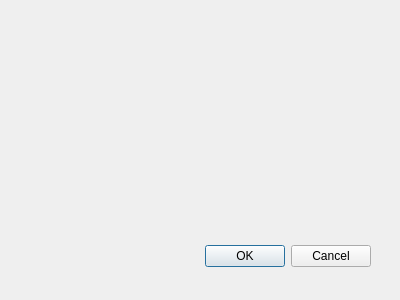
Above: kitupiikki/maaritys/avauseradlg.ui from artoh/kitupiikki before the change. Below: the same form after it.
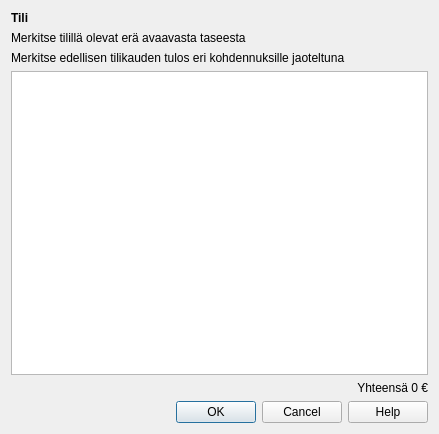
That is the form after the change.

Diff of the .ui file:
```diff
--- a/kitupiikki/maaritys/avauseradlg.ui
+++ b/kitupiikki/maaritys/avauseradlg.ui
@@ -8,29 +8,71 @@
    <rect>
     <x>0</x>
     <y>0</y>
-    <width>400</width>
-    <height>300</height>
+    <width>439</width>
+    <height>434</height>
    </rect>
   </property>
   <property name="windowTitle">
    <string>Dialog</string>
   </property>
-  <widget class="QDialogButtonBox" name="buttonBox">
-   <property name="geometry">
-    <rect>
-     <x>30</x>
-     <y>240</y>
-     <width>341</width>
-     <height>32</height>
-    </rect>
-   </property>
-   <property name="orientation">
-    <enum>Qt::Horizontal</enum>
-   </property>
-   <property name="standardButtons">
-    <set>QDialogButtonBox::Cancel|QDialogButtonBox::Ok</set>
-   </property>
-  </widget>
+  <layout class="QVBoxLayout" name="verticalLayout">
+   <item>
+    <widget class="QLabel" name="tiliLabel">
+     <property name="font">
+      <font>
+       <weight>75</weight>
+       <bold>true</bold>
+      </font>
+     </property>
+     <property name="text">
+      <string>Tili</string>
+     </property>
+    </widget>
+   </item>
+   <item>
+    <widget class="QLabel" name="eraLabel">
+     <property name="text">
+      <string>&lt;html&gt;&lt;head/&gt;&lt;body&gt;&lt;p&gt;Merkitse tilillä olevat erä avaavasta taseesta&lt;/p&gt;&lt;/body&gt;&lt;/html&gt;</string>
+     </property>
+     <property name="wordWrap">
+      <bool>true</bool>
+     </property>
+    </widget>
+   </item>
+   <item>
+    <widget class="QLabel" name="kohdennusOhje">
+     <property name="text">
+      <string>&lt;html&gt;&lt;head/&gt;&lt;body&gt;&lt;p&gt;Merkitse edellisen tilikauden tulos eri kohdennuksille jaoteltuna&lt;/p&gt;&lt;/body&gt;&lt;/html&gt;</string>
+     </property>
+     <property name="wordWrap">
+      <bool>true</bool>
+     </property>
+    </widget>
+   </item>
+   <item>
+    <widget class="QTableView" name="view"/>
+   </item>
+   <item>
+    <widget class="QLabel" name="summaLabel">
+     <property name="text">
+      <string>Yhteensä 0 €</string>
+     </property>
+     <property name="alignment">
+      <set>Qt::AlignRight|Qt::AlignTrailing|Qt::AlignVCenter</set>
+     </property>
+    </widget>
+   </item>
+   <item>
+    <widget class="QDialogButtonBox" name="buttonBox">
+     <property name="orientation">
+      <enum>Qt::Horizontal</enum>
+     </property>
+     <property name="standardButtons">
+      <set>QDialogButtonBox::Cancel|QDialogButtonBox::Help|QDialogButtonBox::Ok</set>
+     </property>
+    </widget>
+   </item>
+  </layout>
  </widget>
  <pixmapfunction/>
  <resources/>
```
Left out of the diff: 5 changed lines with no effect on the pictures.
